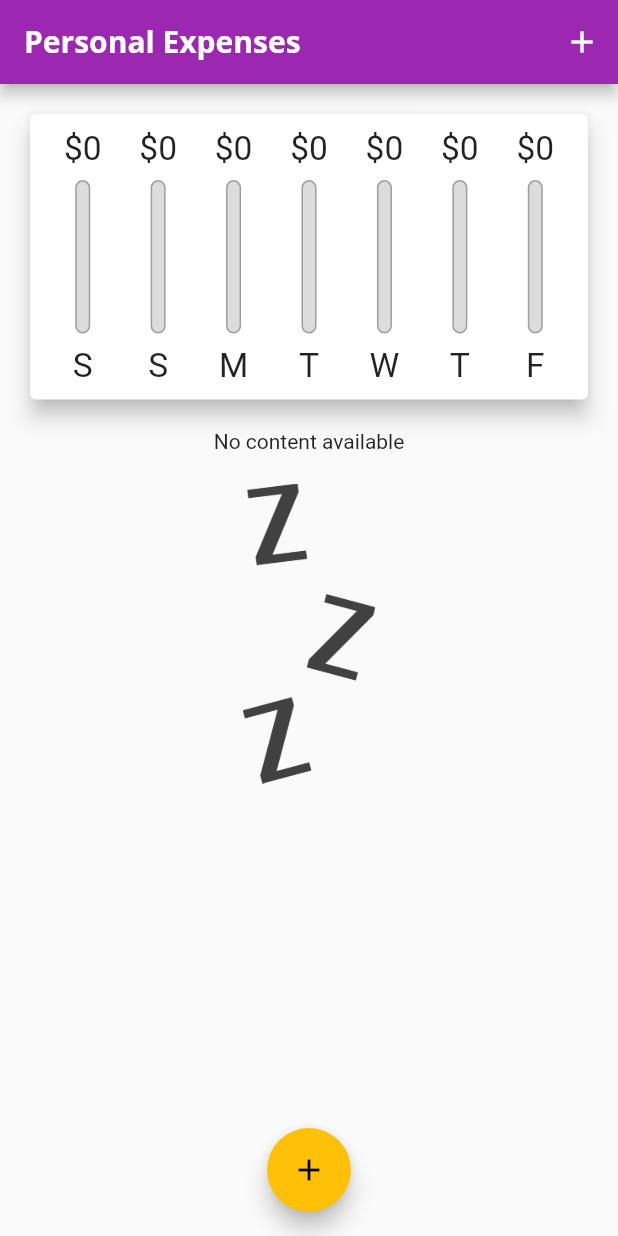
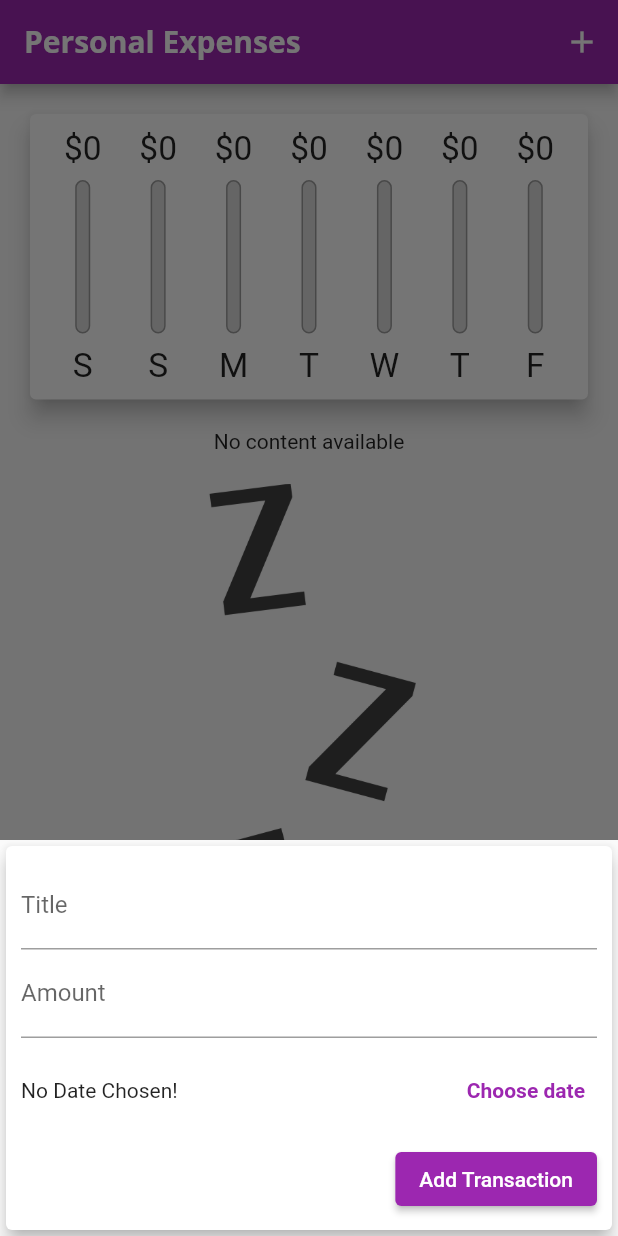
Before and after one commit to jandiralceu/expense_planner, a Flutter app: the screen it shows after launch, after a tap on the "add" icon, on a phone screen of 412 x 824 dp. Run offline on Flutter 3.47's test engine with Material 2 defaults, Android fonts, the phone set to English and light mode, and no system bars.

Commit message:
refactor: responsivity of components

```diff
--- a/lib/main.dart
+++ b/lib/main.dart
@@ -5,17 +5,57 @@ import './models/transaction.dart';
 import './widgets/transaction_list.dart';
 import './widgets/transaction_create.dart';
 
-void main() => runApp(const MyApp());
+void main() {
+  // To set de default orientation.
+  // WidgetsFlutterBinding.ensureInitialized();
+  // SystemChrome.setPreferredOrientations([
+  //   DeviceOrientation.portraitUp,
+  //   DeviceOrientation.portraitDown,
+  // ]);
+  runApp(const App());
+}
 
-class MyApp extends StatefulWidget {
-  const MyApp({Key? key}) : super(key: key);
+class App extends StatelessWidget {
+  const App({Key? key}) : super(key: key);
 
   @override
-  State<MyApp> createState() => _MyAppState();
+  Widget build(BuildContext context) {
+    return MaterialApp(
+      home: const ExpensePlanner(),
+      theme: ThemeData(
+        fontFamily: 'Quicksand',
+        primarySwatch: Colors.purple,
+        accentColor: Colors.amber,
+        appBarTheme: const AppBarTheme(
+          titleTextStyle: TextStyle(
+            fontSize: 20,
+            fontFamily: 'OpenSans',
+            fontWeight: FontWeight.bold,
+          ),
+        ),
+        textTheme: ThemeData.light().textTheme.copyWith(
+              headline6: const TextStyle(
+                fontSize: 18,
+                fontFamily: 'OpenSans',
+                fontWeight: FontWeight.bold,
+              ),
+            ),
+      ),
+    );
+  }
 }
 
-class _MyAppState extends State<MyApp> {
+class ExpensePlanner extends StatefulWidget {
+  const ExpensePlanner({Key? key}) : super(key: key);
+
+  @override
+  State<ExpensePlanner> createState() => _ExpensePlannerState();
+}
+
+class _ExpensePlannerState extends State<ExpensePlanner> {
   final List<Transaction> _transactions = [];
+
+  var _showChart = false;
 
   void _addNewTransaction(String title, double amount, DateTime date) {
     setState(() {
@@ -48,6 +88,9 @@ class _MyAppState extends State<MyApp> {
 
   @override
   Widget build(BuildContext context) {
+    final isLandScape =
+        MediaQuery.of(context).orientation == Orientation.landscape;
+
     final appBar = AppBar(
       title: const Text('Personal Expenses'),
       actions: [
@@ -58,15 +101,37 @@ class _MyAppState extends State<MyApp> {
       ],
     );
 
-    return MaterialApp(
-      home: Builder(
-        builder: (BuildContext context) {
+    final transactionListWidget = SizedBox(
+      height: (MediaQuery.of(context).size.height -
+              appBar.preferredSize.height -
+              MediaQuery.of(context).padding.top) *
+          0.7,
+      child: TransactionList(_transactions, _deleteTransaction),
+    );
+
     return Scaffold(
       appBar: appBar,
       body: SingleChildScrollView(
         child: Column(
           crossAxisAlignment: CrossAxisAlignment.stretch,
           children: [
+            if (isLandScape)
+              Row(
+                mainAxisAlignment: MainAxisAlignment.center,
+                children: [
+                  Text(
+                    _showChart ? 'Hide Chart' : 'Show Chart',
+                  ),
+                  Switch(
+                      value: _showChart,
+                      onChanged: (value) {
+                        setState(() {
+                          _showChart = value;
+                        });
+                      }),
+                ],
+              ),
+            if (!isLandScape)
               SizedBox(
                 height: (MediaQuery.of(context).size.height -
                         appBar.preferredSize.height -
@@ -74,44 +139,25 @@ class _MyAppState extends State<MyApp> {
                     0.3,
                 child: Chart(_transactions),
               ),
-                  SizedBox(
+            if (!isLandScape) transactionListWidget,
+            if (isLandScape)
+              _showChart
+                  ? SizedBox(
                       height: (MediaQuery.of(context).size.height -
                               appBar.preferredSize.height -
                               MediaQuery.of(context).padding.top) *
                           0.7,
-                      child:
-                          TransactionList(_transactions, _deleteTransaction)),
+                      child: Chart(_transactions),
+                    )
+                  : transactionListWidget
           ],
         ),
       ),
-            floatingActionButtonLocation:
-                FloatingActionButtonLocation.centerFloat,
+      floatingActionButtonLocation: FloatingActionButtonLocation.centerFloat,
       floatingActionButton: FloatingActionButton(
         child: const Icon(Icons.add),
         onPressed: () => _startAddNewTransaction(context),
       ),
     );
-        },
-      ),
-      theme: ThemeData(
-        fontFamily: 'Quicksand',
-        primarySwatch: Colors.purple,
-        accentColor: Colors.amber,
-        appBarTheme: const AppBarTheme(
-          titleTextStyle: TextStyle(
-            fontSize: 20,
-            fontFamily: 'OpenSans',
-            fontWeight: FontWeight.bold,
-          ),
-        ),
-        textTheme: ThemeData.light().textTheme.copyWith(
-              headline6: const TextStyle(
-                fontSize: 18,
-                fontFamily: 'OpenSans',
-                fontWeight: FontWeight.bold,
-              ),
-            ),
-      ),
-    );
   }
 }
--- a/lib/widgets/no_transactions.dart
+++ b/lib/widgets/no_transactions.dart
@@ -5,6 +5,7 @@ class NoTransactions extends StatelessWidget {
 
   @override
   Widget build(BuildContext context) {
+    return LayoutBuilder(builder: (ctx, constraints) {
       return Column(
         children: [
           const Text('No content available'),
@@ -12,7 +13,7 @@ class NoTransactions extends StatelessWidget {
             height: 20,
           ),
           SizedBox(
-          height: 200,
+            height: constraints.maxHeight * 0.6,
             child: Image.asset(
               'assets/images/waiting.png',
               fit: BoxFit.cover,
@@ -20,5 +21,6 @@ class NoTransactions extends StatelessWidget {
           )
         ],
       );
+    });
   }
 }
--- a/lib/widgets/transaction_create.dart
+++ b/lib/widgets/transaction_create.dart
@@ -45,10 +45,16 @@ class _NewTransactionState extends State<NewTransaction> {
 
   @override
   Widget build(BuildContext context) {
-    return Card(
+    return SingleChildScrollView(
+      child: Card(
         elevation: 5,
         child: Padding(
-        padding: const EdgeInsets.all(10.0),
+          padding: EdgeInsets.only(
+            top: 10,
+            left: 10,
+            right: 10,
+            bottom: MediaQuery.of(context).viewInsets.bottom + 10,
+          ),
           child: Column(
             crossAxisAlignment: CrossAxisAlignment.end,
             children: [
@@ -69,9 +75,9 @@ class _NewTransactionState extends State<NewTransaction> {
                 child: Row(
                   children: [
                     Expanded(
-                    child: Text(_selectedDate == null ? 'No Date Chosen!' :
-                    'Selected date: ${DateFormat.yMd().format(_selectedDate as
-                    DateTime)}'),
+                      child: Text(_selectedDate == null
+                          ? 'No Date Chosen!'
+                          : 'Selected date: ${DateFormat.yMd().format(_selectedDate as DateTime)}'),
                     ),
                     TextButton(
                       onPressed: _showDatePicker,
@@ -92,6 +98,7 @@ class _NewTransactionState extends State<NewTransaction> {
             ],
           ),
         ),
+      ),
     );
   }
 }
--- a/lib/widgets/transaction_list.dart
+++ b/lib/widgets/transaction_list.dart
@@ -16,7 +16,7 @@ class TransactionList extends StatelessWidget {
     return transactions.isEmpty
         ? const NoTransactions()
         : ListView.builder(
-            itemBuilder: (context, index) {
+            itemBuilder: (ctx, index) {
               return Card(
                 margin: const EdgeInsets.symmetric(
                   vertical: 8,
```
Lines whose indentation alone changed are shown as unchanged.
